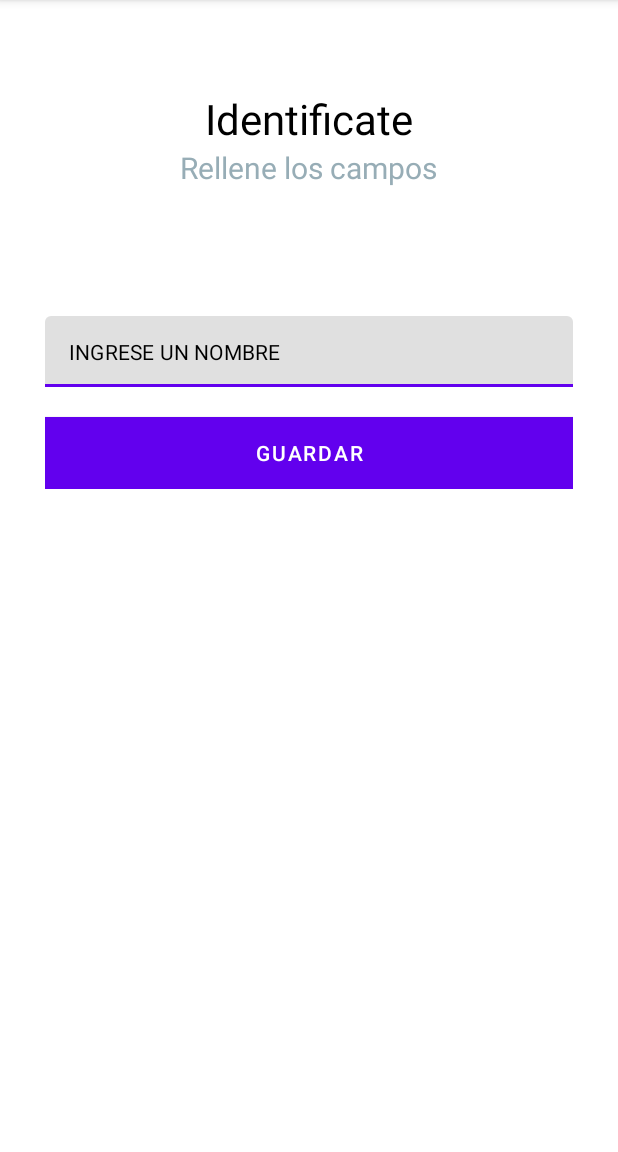
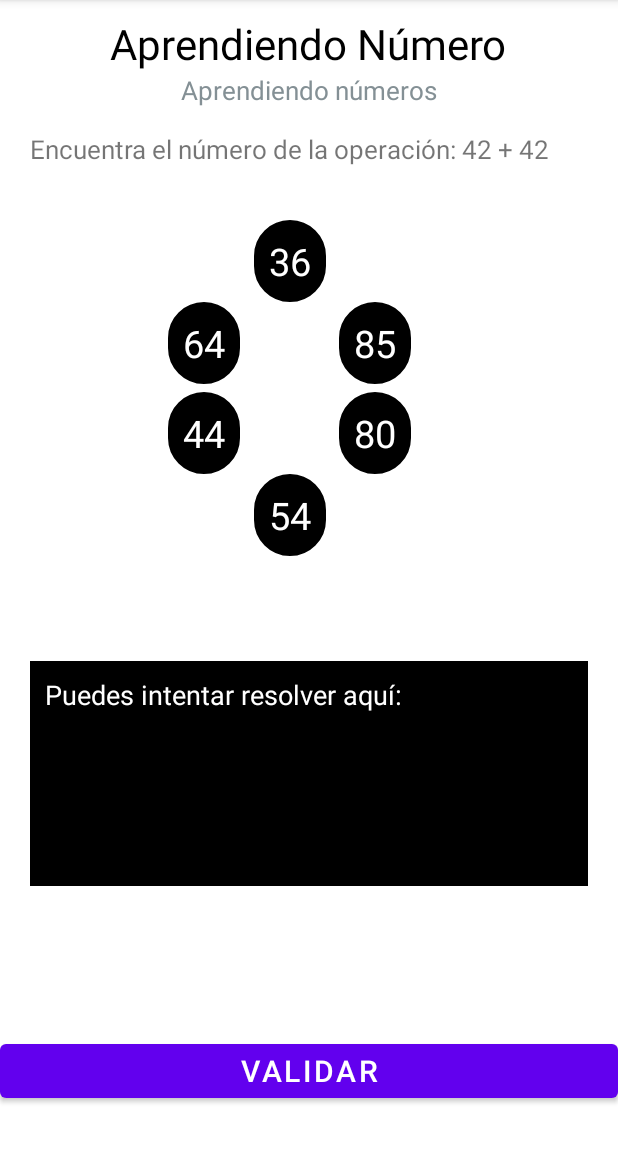
Before and after one commit to juanvaldemar/AppMatematicas, an Android app: the screen it shows after launch (IdentificateActivity before the commit, EncuentraNumeroActivity after it), on a phone screen of 412 x 824 dp, the part 84-1236 px from its top. Run offline under Robolectric (Android 15) with nearby library versions, the phone set to English and light mode, and no system bars.

Commit message:
encontrando el n´úmero

```diff
--- /dev/null
+++ b/app/src/main/java/com/daniel/appmatematicas/view/EncuentraNumeroActivity.java
@@ -0,0 +1,236 @@
+package com.daniel.appmatematicas.view;
+
+import androidx.appcompat.app.AppCompatActivity;
+import androidx.core.content.ContextCompat;
+
+import android.content.Intent;
+import android.graphics.Typeface;
+import android.os.Bundle;
+import android.view.View;
+import android.widget.Button;
+import android.widget.EditText;
+import android.widget.RelativeLayout;
+import android.widget.TextView;
+
+import com.daniel.appmatematicas.R;
+import com.google.android.material.snackbar.Snackbar;
+
+import org.w3c.dom.Text;
+
+import java.util.ArrayList;
+import java.util.List;
+import java.util.Random;
+
+public class EncuentraNumeroActivity extends AppCompatActivity {
+
+    private int numeroAleatorioPrincipal;
+    private int valorSeleccionado;
+    private boolean seleccion;
+
+    private RelativeLayout mPrimeroR;
+    private RelativeLayout mSegundoR;
+    private RelativeLayout mTerceroR;
+    private RelativeLayout mCuartoR;
+    private RelativeLayout mQuintoR;
+    private RelativeLayout mSextoR;
+
+    private TextView mPrimero;
+    private TextView mSegundo;
+    private TextView mTercero;
+    private TextView mCuarto;
+    private TextView mQuinto;
+    private TextView mSexto;
+    private EditText contador;
+
+    @Override
+    protected void onCreate(Bundle savedInstanceState) {
+        super.onCreate(savedInstanceState);
+        setContentView(R.layout.encuentra_numero);
+
+
+        initGenerados();
+
+    }
+
+    private void initGenerados() {
+        Random rd = new Random();
+        List<Integer> generados = new ArrayList<>();
+        for (int i = 1; i <= 6; i++) {
+            int aleatorio = 0;
+            boolean generado = false;
+            while (!generado) {
+                int posible = rd.nextInt(100);
+                if (!generados.contains(posible)) {
+                    generados.add(posible);
+                    aleatorio = posible;
+                    generado = true;
+                }
+            }
+            if (i == 6) {
+                initFonts(generados, generados.get(2));
+            }
+            System.out.println("Aleatorio: " + aleatorio);
+        }
+        initSeleccionEmpty();
+
+        initClicks();
+
+
+    }
+    private void initFonts(List<Integer> generados, int a) {
+
+
+        numeroAleatorioPrincipal = a;
+        TextView encuentra_numero_text = findViewById(R.id.encuentra_numero_text);
+        int valorDividido = a/2;
+        System.out.println(valorDividido);
+        encuentra_numero_text.setText("Encuentra el número de la operación: "+ valorDividido +" + "+valorDividido);
+
+        mPrimero = findViewById(R.id.primero);
+        mSegundo = findViewById(R.id.segundo);
+        mTercero = findViewById(R.id.tercero);
+        mCuarto = findViewById(R.id.cuarto);
+        mQuinto = findViewById(R.id.quinto);
+        mSexto = findViewById(R.id.sexto);
+
+
+
+        mPrimero.setText(generados.get(0).toString());
+        mSegundo.setText(generados.get(1).toString());
+        mTercero.setText(generados.get(2).toString());
+        mCuarto.setText(generados.get(3).toString());
+        mQuinto.setText(generados.get(4).toString());
+        mSexto.setText(generados.get(5).toString());
+
+        //encuentra_numero_text = findViewById(R.id.encuentra_numero_text);
+        //encuentra_numero_text.setText("Encuentra el número "+ this.numeroAleatorioPrincipal +":");
+    }
+
+
+    private void initSeleccionEmpty() {
+
+        mPrimeroR = findViewById(R.id.seleccion_primero);
+        mPrimeroR.setBackgroundColor(ContextCompat.getColor(EncuentraNumeroActivity.this, R.color.white));
+
+        mSegundoR= findViewById(R.id.seleccion_segundo);
+        mSegundoR.setBackgroundColor(ContextCompat.getColor(EncuentraNumeroActivity.this, R.color.white));
+
+
+
+        mTerceroR= findViewById(R.id.seleccion_tercero);
+        mTerceroR.setBackgroundColor(ContextCompat.getColor(EncuentraNumeroActivity.this, R.color.white));
+
+        mCuartoR = findViewById(R.id.seleccion_cuarto);
+
+        mCuartoR.setBackgroundColor(ContextCompat.getColor(EncuentraNumeroActivity.this, R.color.white));
+
+        mQuintoR = findViewById(R.id.seleccion_quinto);
+
+        mQuintoR.setBackgroundColor(ContextCompat.getColor(EncuentraNumeroActivity.this, R.color.white));
+
+        mSextoR = findViewById(R.id.seleccion_sexto);
+
+        mSextoR.setBackgroundColor(ContextCompat.getColor(EncuentraNumeroActivity.this, R.color.white));
+
+    }
+
+    private void initClicks() {
+
+        mPrimeroR.setOnClickListener(new View.OnClickListener() {
+            @Override
+            public void onClick(View view) {
+                initSeleccionEmpty();
+                valorSeleccionado = Integer.parseInt(mPrimero.getText().toString());
+                seleccion = true;
+                mPrimeroR.setBackgroundColor(ContextCompat.getColor(EncuentraNumeroActivity.this, R.color.gray));
+
+            }
+        });
+        mSegundoR.setOnClickListener(new View.OnClickListener() {
+            @Override
+            public void onClick(View view) {
+                initSeleccionEmpty();
+                valorSeleccionado = Integer.parseInt(mSegundo.getText().toString());
+                seleccion = true;
+                mSegundoR.setBackgroundColor(ContextCompat.getColor(EncuentraNumeroActivity.this, R.color.gray));
+
+            }
+        });
+        mTerceroR.setOnClickListener(new View.OnClickListener() {
+            @Override
+            public void onClick(View view) {
+                initSeleccionEmpty();
+                valorSeleccionado = Integer.parseInt(mTercero.getText().toString());
+                seleccion = true;
+                mTerceroR.setBackgroundColor(ContextCompat.getColor(EncuentraNumeroActivity.this, R.color.gray));
+
+            }
+        });
+        mCuartoR.setOnClickListener(new View.OnClickListener() {
+            @Override
+            public void onClick(View view) {
+                initSeleccionEmpty();
+                valorSeleccionado = Integer.parseInt(mCuarto.getText().toString());
+                seleccion = true;
+                mCuartoR.setBackgroundColor(ContextCompat.getColor(EncuentraNumeroActivity.this, R.color.gray));
+
+            }
+        });
+        mQuintoR.setOnClickListener(new View.OnClickListener() {
+            @Override
+            public void onClick(View view) {
+                initSeleccionEmpty();
+                valorSeleccionado = Integer.parseInt(mQuinto.getText().toString());
+                seleccion = true;
+                mQuintoR.setBackgroundColor(ContextCompat.getColor(EncuentraNumeroActivity.this, R.color.gray));
+
+            }
+        });
+
+        Button validar = findViewById(R.id.validar);
+        validar.setOnClickListener(new View.OnClickListener() {
+            @Override
+            public void onClick(View view) {
+                if(!seleccion){
+                    //Toast.makeText(BuscarNumeroActivity.this,"Por favor seleccione una opcción.",Toast.LENGTH_LONG).show();
+                    showSnackBar("¡Por favor seleccione una opcción valida!");
+                }else{
+                    if(valorSeleccionado == numeroAleatorioPrincipal){
+                        //Toast.makeText(BuscarNumeroActivity.this,"Seleccionó "+valorSeleccionado,Toast.LENGTH_SHORT).show();
+                        showSnackBar("¡Muy bien!");
+
+                       // listaCalificacion.add(true);
+                    }else{
+                        //Toast.makeText(BuscarNumeroActivity.this,"Incorrecto "+valorSeleccionado,Toast.LENGTH_SHORT).show();
+                        showSnackBar("¡Oh no fallaste!");
+                        //listaCalificacion.add(false);
+
+                    }
+
+                   /* contador = findViewById(R.id.contador);
+                    int contador_ = Integer.parseInt(contador.getText().toString());
+
+                    iniciarNuevamente();
+                    int contador2 = contador_+1;
+                    if(contador2 > 9){
+                        prefs.edit().putString("prefs_puntaje", listaCalificacion.toString()).commit();
+                        showSnackBar(listaCalificacion.toString());
+                        startActivity(new Intent(BuscarNumeroActivity.this, ResultadoFinal.class));
+                        finish();
+                    }
+                    contador.setText(contador2+ "");
+
+                    */
+                }
+            }
+        });
+
+    }
+
+    public void showSnackBar(String msg) {
+        Snackbar
+                .make(findViewById(R.id.container), msg, Snackbar.LENGTH_LONG)
+                .show();
+    }
+
+}
--- a/app/src/main/res/layout/encuentra_numero.xml
+++ b/app/src/main/res/layout/encuentra_numero.xml
@@ -51,7 +51,7 @@
                 android:layout_height="wrap_content"
                 android:textSize="17dp"
                 android:layout_marginTop="15dp"
-                android:text="Encuentra el número de la operación 50 + 15"
+                android:text=""
                 />
 
 
@@ -92,11 +92,13 @@
                 </RelativeLayout>
 
                 <RelativeLayout
+                    android:id="@+id/seleccion_primero"
                     android:layout_weight="1"
                     android:layout_width="match_parent"
                     android:layout_height="wrap_content"
                     android:gravity="center">
                     <TextView
+                        android:id="@+id/primero"
                         android:layout_width="wrap_content"
                         android:layout_height="wrap_content"
                         android:textColor="@color/white"
@@ -175,11 +177,13 @@
 
                 </RelativeLayout>
                 <RelativeLayout
+                    android:id="@+id/seleccion_segundo"
                     android:layout_weight="1"
                     android:layout_width="match_parent"
                     android:layout_height="wrap_content"
                     android:gravity="center">
                     <TextView
+                        android:id="@+id/segundo"
                         android:layout_width="wrap_content"
                         android:layout_height="wrap_content"
                         android:textColor="@color/white"
@@ -196,6 +200,7 @@
                     android:layout_height="wrap_content"
                     android:gravity="center">
                     <TextView
+
                         android:layout_width="wrap_content"
                         android:layout_height="wrap_content"
                         android:textColor="@color/black"
@@ -205,16 +210,17 @@
                 </RelativeLayout>
 
                 <RelativeLayout
+                    android:id="@+id/seleccion_tercero"
                     android:layout_weight="1"
                     android:layout_width="match_parent"
                     android:layout_height="wrap_content"
                     android:gravity="center">
                     <TextView
+                        android:id="@+id/tercero"
                         android:layout_width="wrap_content"
                         android:layout_height="wrap_content"
                         android:textColor="@color/white"
                         android:background="@drawable/circle"
-
                         android:text="29"
                         android:textSize="25dp"/>
 
@@ -273,11 +279,13 @@
 
                 </RelativeLayout>
                 <RelativeLayout
+                    android:id="@+id/seleccion_cuarto"
                     android:layout_weight="1"
                     android:layout_width="match_parent"
                     android:layout_height="wrap_content"
                     android:gravity="center">
                     <TextView
+                        android:id="@+id/cuarto"
                         android:layout_width="wrap_content"
                         android:layout_height="wrap_content"
                         android:textColor="@color/white"
@@ -303,11 +311,14 @@
                 </RelativeLayout>
 
                 <RelativeLayout
+
+                    android:id="@+id/seleccion_quinto"
                     android:layout_weight="1"
                     android:layout_width="match_parent"
                     android:layout_height="wrap_content"
                     android:gravity="center">
                     <TextView
+                        android:id="@+id/quinto"
                         android:layout_width="wrap_content"
                         android:layout_height="wrap_content"
                         android:textColor="@color/white"
@@ -383,11 +394,13 @@
                 </RelativeLayout>
 
                 <RelativeLayout
+                    android:id="@+id/seleccion_sexto"
                     android:layout_weight="1"
                     android:layout_width="match_parent"
                     android:layout_height="wrap_content"
                     android:gravity="center">
                     <TextView
+                        android:id="@+id/sexto"
                         android:background="@drawable/circle"
                         android:layout_width="wrap_content"
                         android:layout_height="wrap_content"
@@ -562,6 +575,7 @@
         android:layout_width="match_parent"
         android:layout_height="wrap_content"
         android:gravity="right"
+        android:visibility="gone"
         android:layout_marginBottom="80dp"
         android:padding="5dp"
         android:orientation="horizontal">
--- a/app/src/main/res/values/colors.xml
+++ b/app/src/main/res/values/colors.xml
@@ -7,4 +7,6 @@
     <color name="teal_700">#FF018786</color>
     <color name="black">#FF000000</color>
     <color name="white">#FFFFFFFF</color>
+    <color name="gray">#737373</color>
+
 </resources>
```
Also changed, not shown: app/src/main/AndroidManifest.xml (+5 -4 lines), app/src/main/res/layout/activity_encuentra_numero.xml (added, +9 -0 lines).
